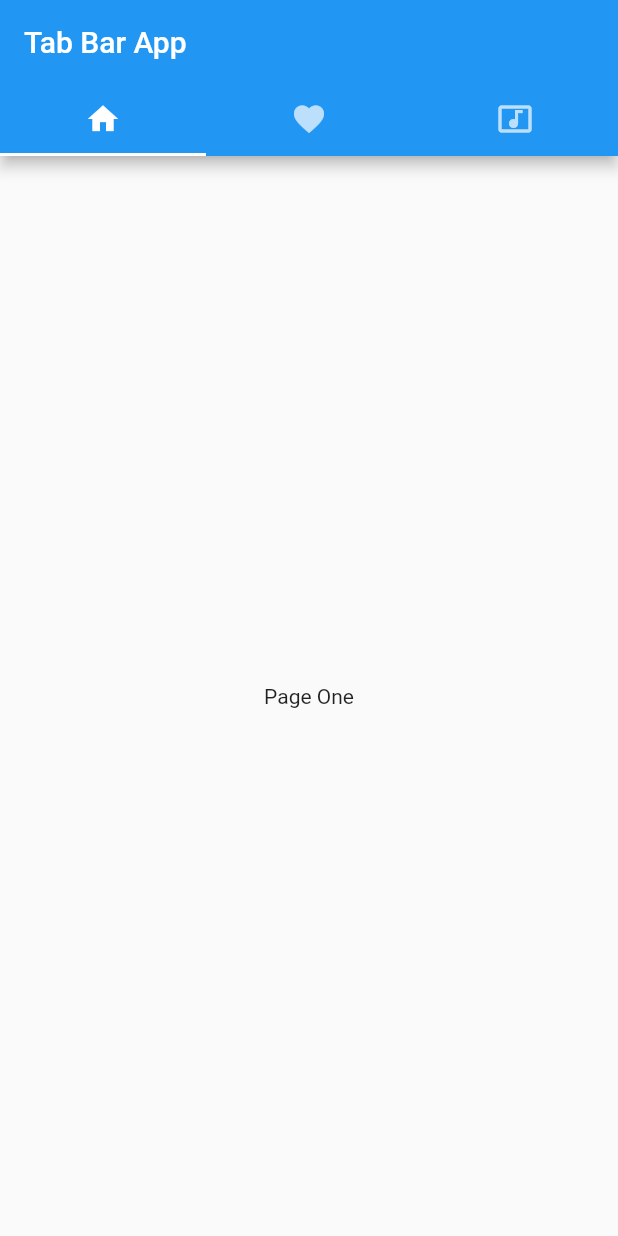
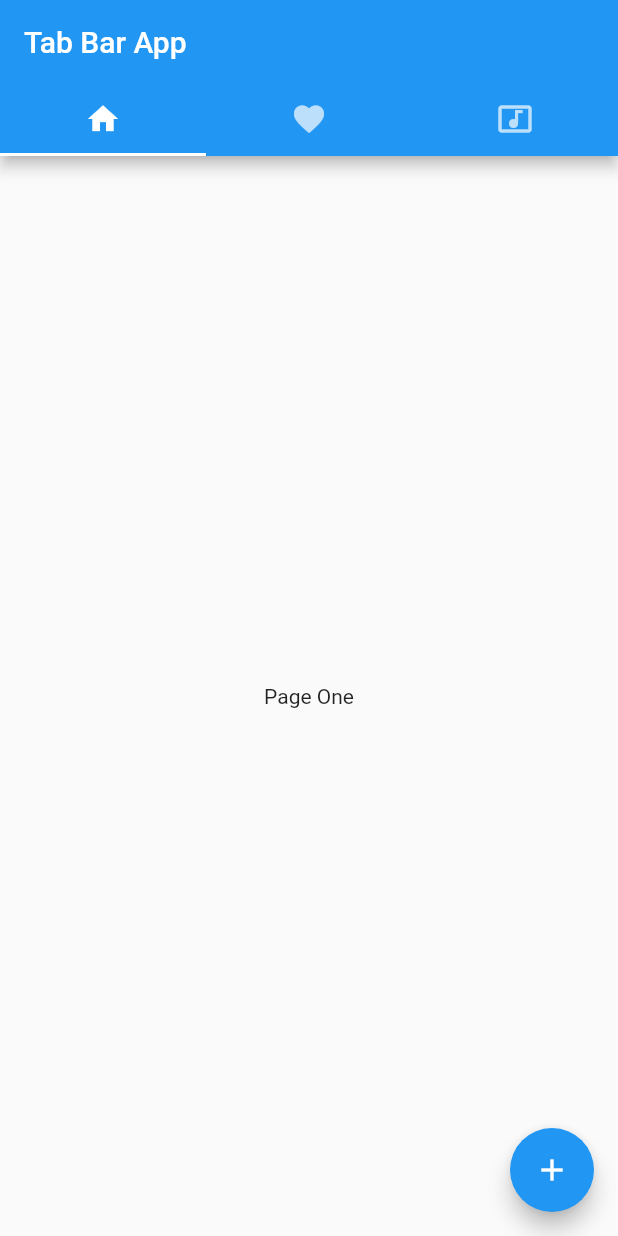
Before and after one commit to him9970/Tab-Bar-App, a Flutter app: the screen it shows after launch, on a phone screen of 412 x 824 dp. Run offline on Flutter 3.47's test engine with Material 2 defaults, Android fonts, the phone set to English and light mode, and no system bars.

Commit message:
Tab Bar App

```diff
--- a/lib/main.dart
+++ b/lib/main.dart
@@ -23,6 +23,8 @@ class HomePage extends StatefulWidget {
 class _HomePageState extends State<HomePage> with SingleTickerProviderStateMixin{
 
   TabController _tabController;
+
+  int _count = 0;
 
   @override
   void initState() {
@@ -55,6 +57,7 @@ class _HomePageState extends State<HomePage> with SingleTickerProviderStateMixin
           ],
         ),
       ),
+
       body: new TabBarView(
         controller: _tabController,
         children: <Widget>[
@@ -62,6 +65,14 @@ class _HomePageState extends State<HomePage> with SingleTickerProviderStateMixin
           new NewPage("Page Two"),
           new NewPage("Page Three"),
         ],
+      ),
+
+      floatingActionButton: new FloatingActionButton(
+        child: new Icon(Icons.add),
+        onPressed: (){
+          _count++;
+          print(_count);
+          },
       ),
     );
   }
```
